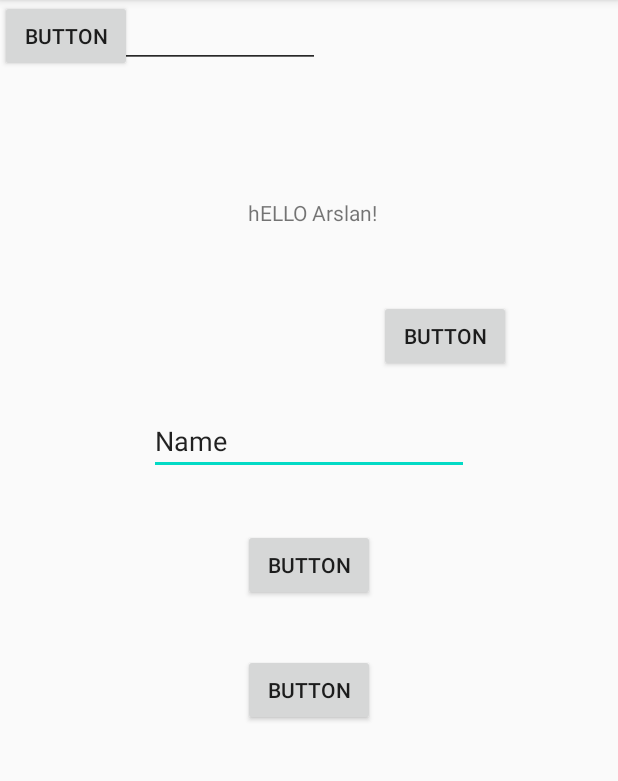
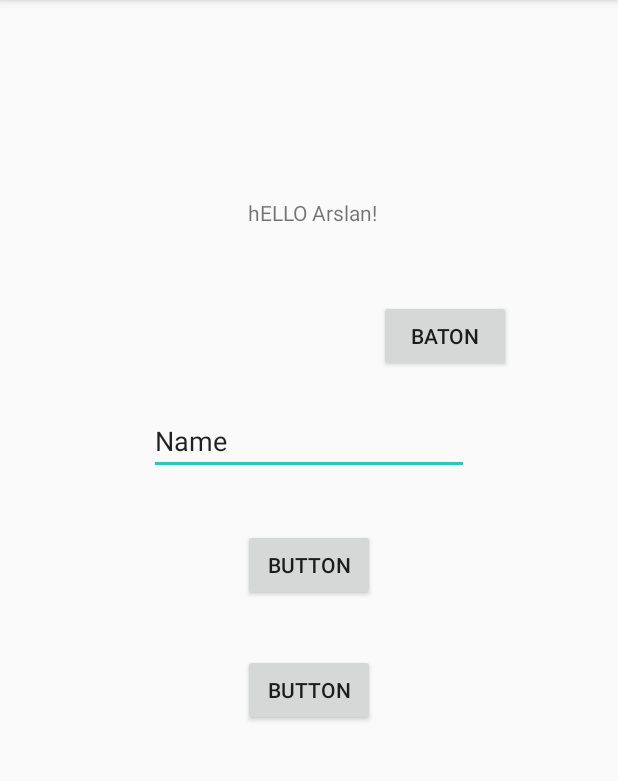
Before and after one commit to ArslanAK47/CanteenApp, an Android app: the screen it shows after launch (MainActivity), on a phone screen of 412 x 824 dp, the part 84-865 px from its top. Run offline under Robolectric (Android 15) with nearby library versions, the phone set to English and light mode, and no system bars.

Commit message:
Crap Removed Changes Made

```diff
--- a/app/src/main/res/layout/activity_main.xml
+++ b/app/src/main/res/layout/activity_main.xml
@@ -54,7 +54,7 @@
         android:id="@+id/button3"
         android:layout_width="wrap_content"
         android:layout_height="wrap_content"
-        android:text="Button"
+        android:text="Baton"
         app:layout_constraintBottom_toTopOf="@+id/editTextTextPersonName"
         app:layout_constraintEnd_toEndOf="parent"
         app:layout_constraintHorizontal_bias="0.78"
@@ -62,31 +62,4 @@
         app:layout_constraintTop_toBottomOf="@+id/textView"
         app:layout_constraintVertical_bias="0.676" />
 
-    <EditText
-        android:id="@+id/editTextTextPersonName2"
-        android:layout_width="wrap_content"
-        android:layout_height="wrap_content"
-        android:ems="10"
-        android:inputType="textPersonName"
-        android:text="Name"
-        tools:layout_editor_absoluteX="119dp"
-        tools:layout_editor_absoluteY="40dp" />
-
-    <EditText
-        android:id="@+id/editTextPhone"
-        android:layout_width="wrap_content"
-        android:layout_height="wrap_content"
-        android:ems="10"
-        android:inputType="phone"
-        tools:layout_editor_absoluteX="82dp"
-        tools:layout_editor_absoluteY="538dp" />
-
-    <Button
-        android:id="@+id/button4"
-        android:layout_width="wrap_content"
-        android:layout_height="wrap_content"
-        android:text="Button"
-        tools:layout_editor_absoluteX="57dp"
-        tools:layout_editor_absoluteY="188dp" />
-
 </androidx.constraintlayout.widget.ConstraintLayout>
```
